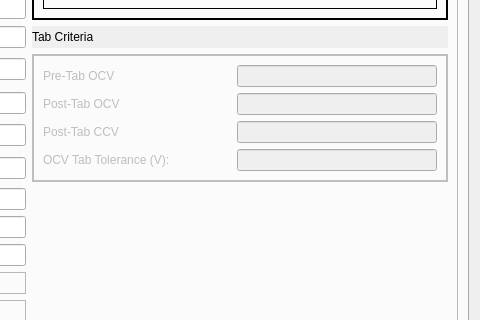
Qt form RGui_TemplateFile_add.ui (wa26532977/Screening_one) before a commit; both pictures show x 423 to 903 and y 202 to 522 of the 903 by 1092 pixel window.
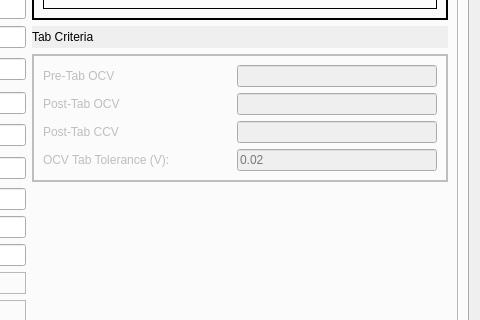
The same form after that commit.

Patch:
```diff
--- a/RGui_TemplateFile_add.ui
+++ b/RGui_TemplateFile_add.ui
@@ -488,6 +488,9 @@
                    <height>16777215</height>
                   </size>
                  </property>
+                 <property name="placeholderText">
+                  <string>0.02</string>
+                 </property>
                 </widget>
                </item>
               </layout>
```
